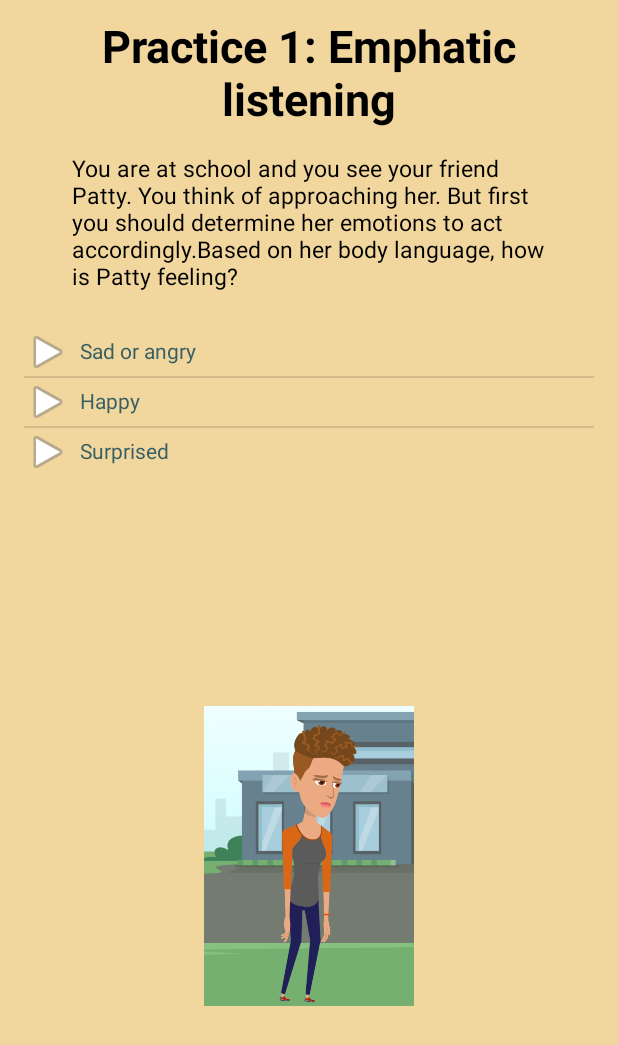
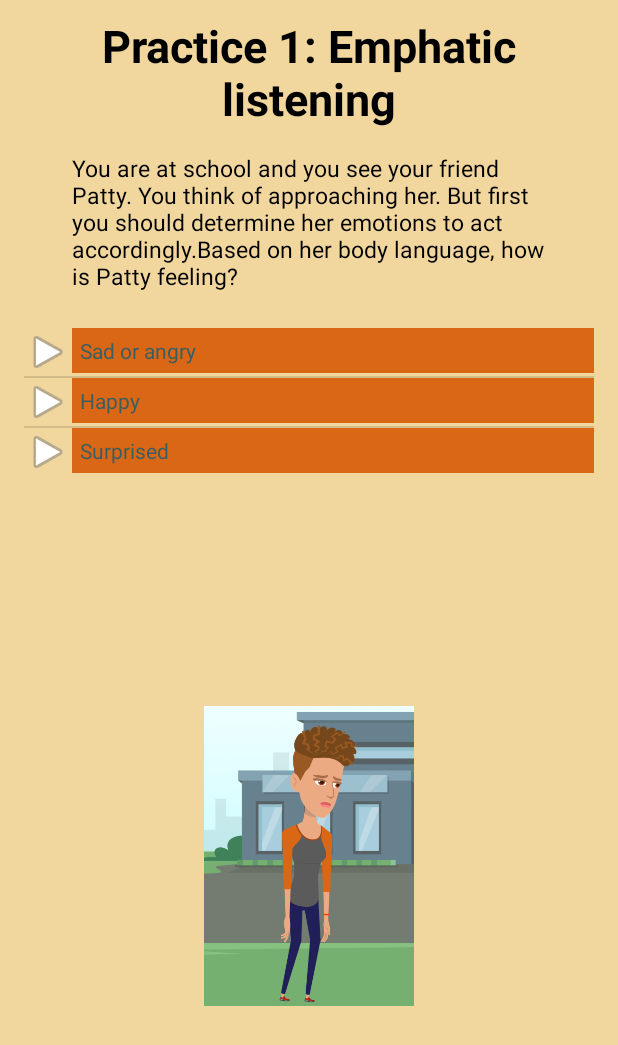
Before and after one commit to TeddyK333/PrattleBattleOfficial, an Android app: the PracticeActivity screen opened directly, with no data from a screen before it, on a phone screen of 412 x 824 dp. Shown: the top 1045 px of the screen. Run offline under Robolectric (Android 15) with nearby library versions, the phone set to English and light mode, and no system bars.

Commit message:
think of better hints + fix design + test and look for errors + warning backup in manifest

```diff
--- a/app/src/main/res/layout/list_action.xml
+++ b/app/src/main/res/layout/list_action.xml
@@ -16,6 +16,7 @@
         android:layout_width="wrap_content"
         android:layout_height="wrap_content"
         android:layout_weight="1"
+        android:background="@color/mainButtons"
         android:padding="5dp"
         android:text="Text"
         android:textColor="#395F63" />
```
